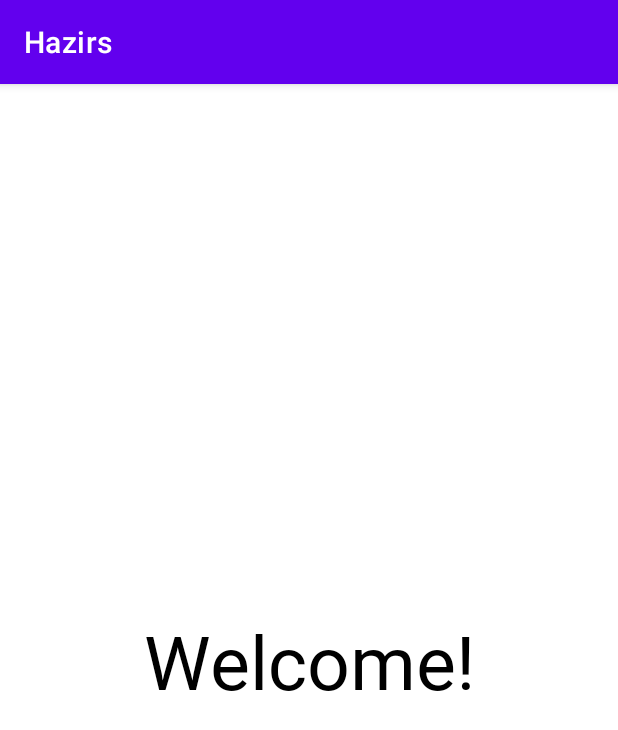
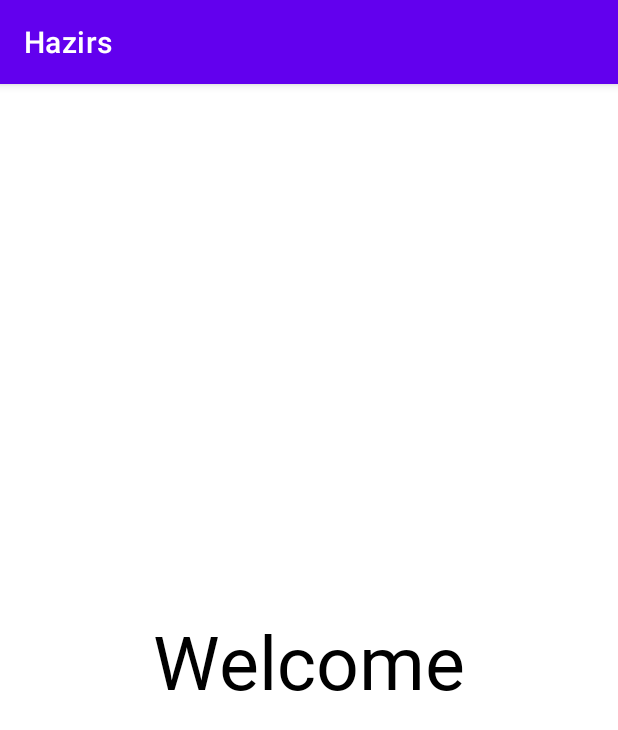
Before and after one commit to Garima-1602/Hazirs, an Android app: the LoginActivity screen opened directly, with no data from a screen before it, on a phone screen of 412 x 824 dp. Shown: the top 730 px of the screen. Run offline under Robolectric (Android 15) with nearby library versions, the phone set to English and light mode, and no system bars.

```diff
--- a/app/src/main/res/layout/activity_login.xml
+++ b/app/src/main/res/layout/activity_login.xml
@@ -11,7 +11,7 @@
         android:layout_width="wrap_content"
         android:layout_height="wrap_content"
         android:fontFamily="@font/montserratextrabold"
-        android:text="Welcome!"
+        android:text="Welcome"
         android:textColor="@color/black"
         android:textSize="50sp"
         app:layout_constraintBottom_toBottomOf="parent"
```
